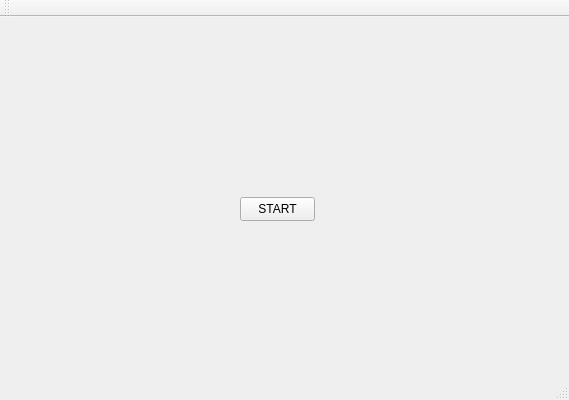
Above: SkribblFakeClient/StartPage.ui from raulbucur01/EchipaTeam_MC before the change. Below: the same form after it.
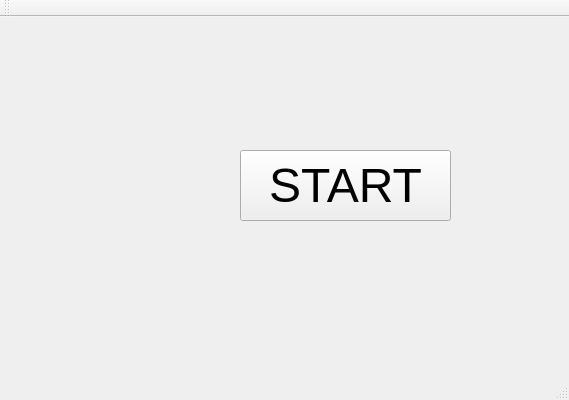
That is the form after the change.

Commit message: start page design

Patch:
```diff
--- a/SkribblFakeClient/StartPage.ui
+++ b/SkribblFakeClient/StartPage.ui
@@ -18,11 +18,16 @@
     <property name="geometry">
      <rect>
       <x>240</x>
-      <y>180</y>
-      <width>75</width>
-      <height>24</height>
+      <y>133</y>
+      <width>211</width>
+      <height>71</height>
      </rect>
     </property>
+    <property name="font">
+     <font>
+      <pointsize>36</pointsize>
+     </font>
+    </property>
     <property name="text">
      <string>START</string>
     </property>
```
The commit also changes 3 other files.
